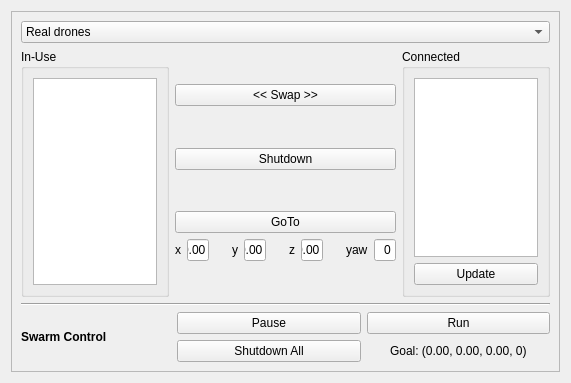
Qt form src/tools/swarm_controller/src/SwarmController.ui (asilvaigor/psc) before a commit.
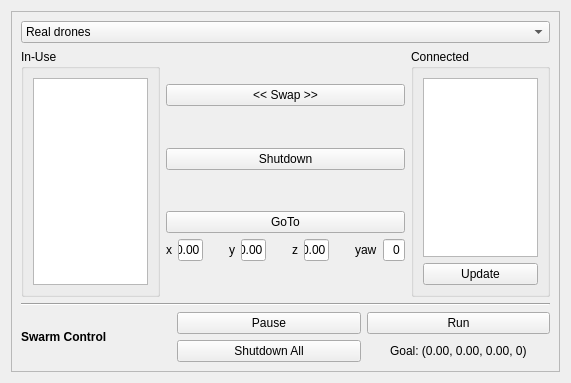
The same form after that commit. Icons and pictures are not drawn.

Commit message: Finishing real drones

What changed in the file:
```diff
--- a/src/tools/swarm_controller/src/SwarmController.ui
+++ b/src/tools/swarm_controller/src/SwarmController.ui
@@ -166,13 +166,16 @@
                </property>
                <property name="maximumSize">
                 <size>
-                 <width>38</width>
+                 <width>45</width>
                  <height>16777215</height>
                 </size>
                </property>
                <property name="text">
                 <string>0.00</string>
                </property>
+               <property name="alignment">
+                <set>Qt::AlignRight|Qt::AlignTrailing|Qt::AlignVCenter</set>
+               </property>
               </widget>
              </item>
              <item>
@@ -199,13 +202,16 @@
               <widget class="QLineEdit" name="y_line_edit">
                <property name="maximumSize">
                 <size>
-                 <width>38</width>
+                 <width>45</width>
                  <height>16777215</height>
                 </size>
                </property>
                <property name="text">
                 <string>0.00</string>
                </property>
+               <property name="alignment">
+                <set>Qt::AlignRight|Qt::AlignTrailing|Qt::AlignVCenter</set>
+               </property>
               </widget>
              </item>
              <item>
@@ -232,13 +238,16 @@
               <widget class="QLineEdit" name="z_line_edit">
                <property name="maximumSize">
                 <size>
-                 <width>38</width>
+                 <width>45</width>
                  <height>16777215</height>
                 </size>
                </property>
                <property name="text">
                 <string>0.00</string>
                </property>
+               <property name="alignment">
+                <set>Qt::AlignRight|Qt::AlignTrailing|Qt::AlignVCenter</set>
+               </property>
               </widget>
              </item>
              <item>
@@ -265,7 +274,7 @@
               <widget class="QLineEdit" name="yaw_line_edit">
                <property name="maximumSize">
                 <size>
-                 <width>38</width>
+                 <width>42</width>
                  <height>16777215</height>
                 </size>
                </property>
```
Left out of the diff: 9 changed lines with no effect on the pictures. The commit also changes 1 other file.
